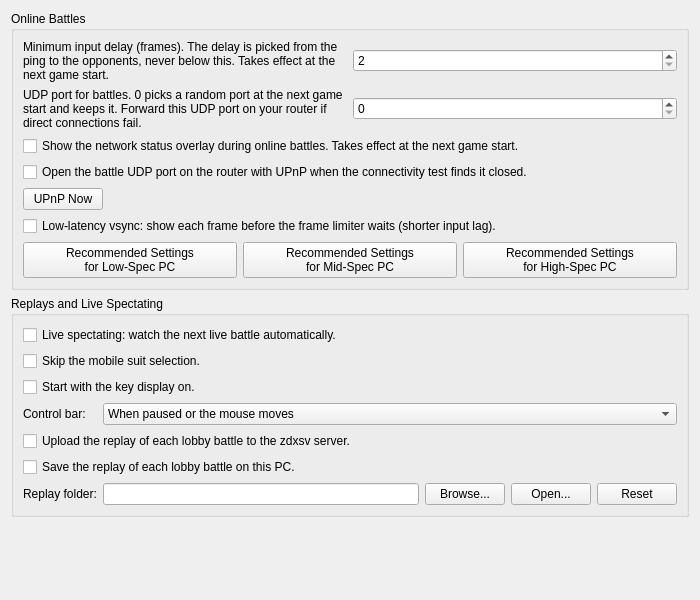
Above: pcsx2-qt/Settings/ZdxsvSettingsWidget.ui from inada-s/pcsx2 before the change. Below: the same form after it.
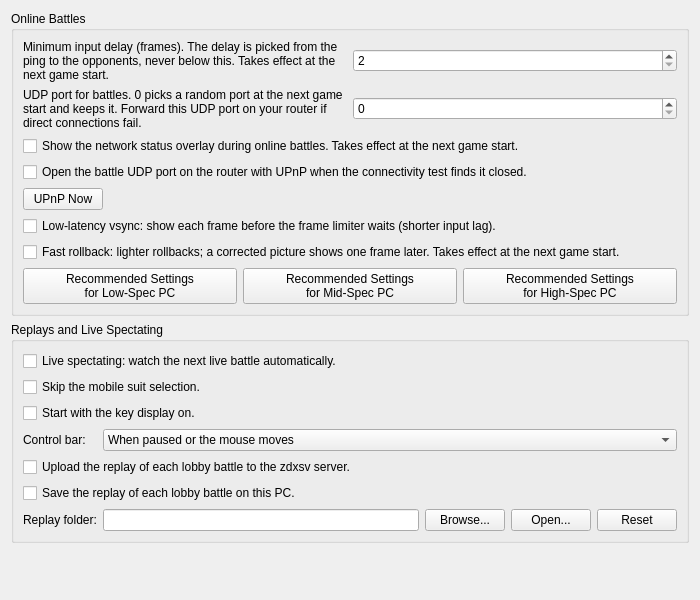
That is the form after the change.

Commit message: Zdxsv: add the Fast rollback setting (no draws or VU1 in rerun frames, default off)

```diff
--- a/pcsx2-qt/Settings/ZdxsvSettingsWidget.ui
+++ b/pcsx2-qt/Settings/ZdxsvSettingsWidget.ui
@@ -116,6 +116,13 @@
         </property>
        </widget>
       </item>
+      <item>
+       <widget class="QCheckBox" name="zdxsvFastRollback">
+        <property name="text">
+         <string>Fast rollback: lighter rollbacks; a corrected picture shows one frame later. Takes effect at the next game start.</string>
+        </property>
+       </widget>
+      </item>
       <item>
        <layout class="QHBoxLayout" name="zdxsvPresetLayout">
         <item>
```
The commit also changes 7 other files.
